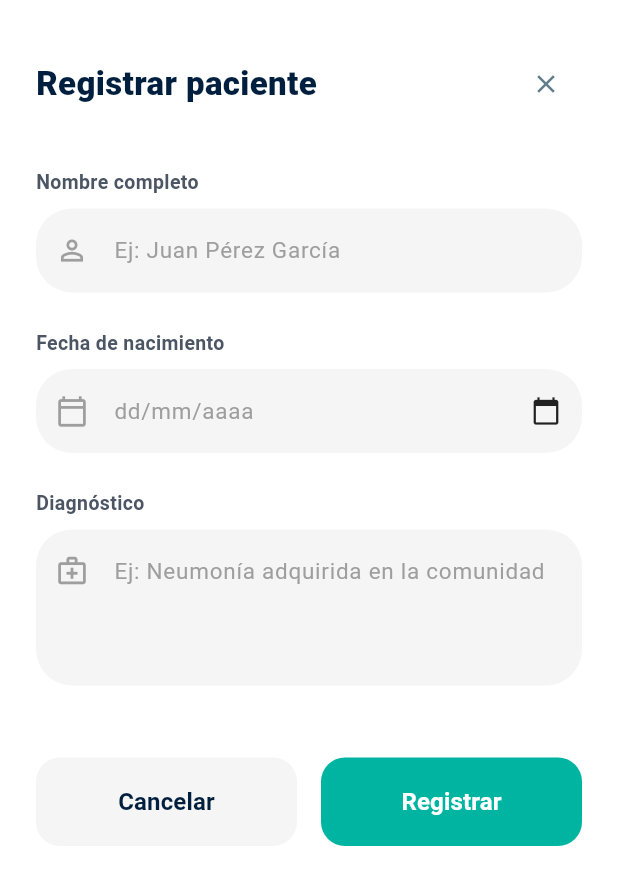
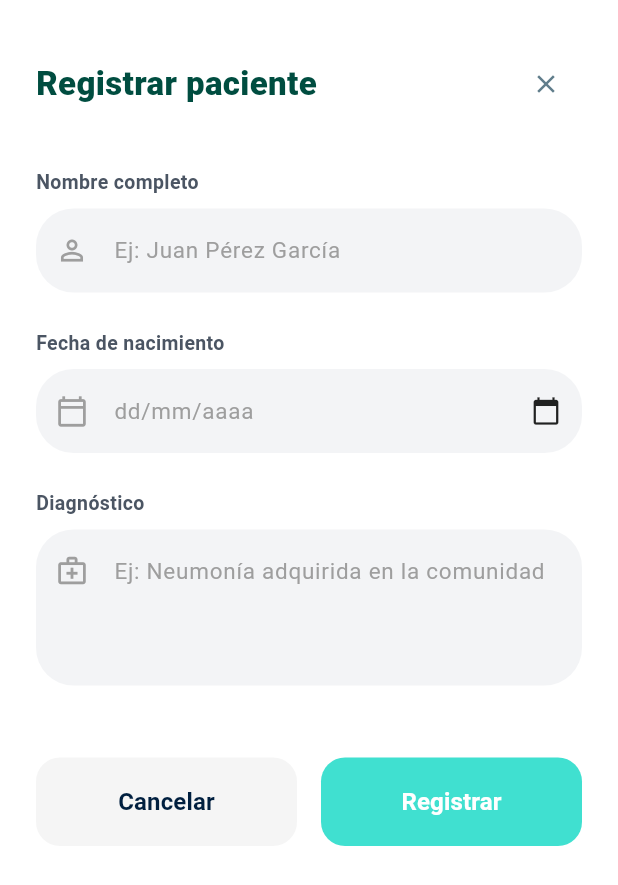
Before and after one commit to danielibarra182-afk/nursestation-, a Flutter app: the AgregarPacienteScreen screen opened directly, on a phone screen of 412 x 824 dp. Shown: the top 885 px of the screen. Run offline on Flutter 3.47's test engine with Material 3 defaults, Android fonts, the phone set to English and light mode, and no system bars; our stand-ins replace audioplayers, hive, hive_flutter, vibration; accounts and stored records are empty.

Commit message:
kardex pantalla detalle

```diff
--- a/lib/features/kardex/screen/agregar_paciente_screen.dart
+++ b/lib/features/kardex/screens/agregar_paciente_screen.dart
@@ -1,6 +1,8 @@
 import 'package:flutter/material.dart';
 import 'package:hive_flutter/hive_flutter.dart';
 import '../../../models/patient_model.dart';
+import '../widgets/custom_kardex_input.dart';
+import '../widgets/kardex_style.dart';
 
 class AgregarPacienteScreen extends StatefulWidget {
   const AgregarPacienteScreen({super.key});
@@ -35,7 +37,7 @@ class _AgregarPacienteScreenState extends State<AgregarPacienteScreen> {
         return Theme(
           data: Theme.of(context).copyWith(
             colorScheme: const ColorScheme.light(
-              primary: Color(0xFF10B981), // Cabecera verde esmeralda
+              primary: KardexStyle.verdeMedico, // Cabecera verde esmeralda
               onPrimary: Colors.white,
               onSurface: Colors.black87,
             ),
@@ -94,7 +96,7 @@ class _AgregarPacienteScreenState extends State<AgregarPacienteScreen> {
         ScaffoldMessenger.of(context).showSnackBar(
           SnackBar(
             content: Text('Paciente registrado. Edad calculada: $_edadCalculada años.'),
-            backgroundColor: const Color(0xFF10B981),
+            backgroundColor: KardexStyle.verdeMedico,
           ),
         );
       }
@@ -103,9 +105,6 @@ class _AgregarPacienteScreenState extends State<AgregarPacienteScreen> {
 
   @override
   Widget build(BuildContext context) {
-    const Color esmeralda = Color(0xFF10B981); // Acorde a sus especificaciones
-    const Color tealBoton = Color(0xFF00B4A2); // El teal del boton de la imagen
-
     return Scaffold(
       backgroundColor: Colors.white,
       body: SafeArea(
@@ -125,7 +124,7 @@ class _AgregarPacienteScreenState extends State<AgregarPacienteScreen> {
                       style: TextStyle(
                         fontSize: 22,
                         fontWeight: FontWeight.w900,
-                        color: Color(0xFF001F3F), // Texto oscuro
+                        color: KardexStyle.verdeOscuroCabecera, // Texto oscuro
                       ),
                     ),
                     IconButton(
@@ -137,70 +136,35 @@ class _AgregarPacienteScreenState extends State<AgregarPacienteScreen> {
                 const SizedBox(height: 32),
 
                 // --- Campo: Nombre Completo ---
-                _buildFieldLabel('Nombre completo'),
-                const SizedBox(height: 8),
-                TextFormField(
+                CustomKardexInput(
+                  label: 'Nombre completo',
+                  hintText: 'Ej: Juan Pérez García',
+                  icon: Icons.person_outline,
                   controller: _nombreController,
-                  validator: (value) => value!.isEmpty ? 'Campo requerido' : null,
-                  decoration: _inputDecoration(
-                    hint: 'Ej: Juan Pérez García',
-                    icon: Icons.person_outline,
-                  ),
                 ),
                 const SizedBox(height: 24),
 
                 // --- Campo: Fecha de Nacimiento ---
-                _buildFieldLabel('Fecha de nacimiento'),
-                const SizedBox(height: 8),
-                GestureDetector(
+                CustomKardexInput(
+                  label: 'Fecha de nacimiento',
+                  hintText: _fechaNacimiento != null
+                      ? _formatearFecha(_fechaNacimiento!)
+                      : 'dd/mm/aaaa',
+                  hintColor: _fechaNacimiento != null ? Colors.black87 : null,
+                  icon: Icons.calendar_today_outlined,
+                  readOnly: true,
                   onTap: () => _selectDate(context),
-                  child: AbsorbPointer( // Absorbe toques para no abrir teclado
-                    child: TextFormField(
-                      decoration: InputDecoration(
-                        hintText: _fechaNacimiento != null
-                            ? _formatearFecha(_fechaNacimiento!)
-                            : 'dd/mm/aaaa',
-                        hintStyle: TextStyle(
-                          color: _fechaNacimiento != null ? Colors.black87 : Colors.grey[500],
-                          fontSize: 15,
-                        ),
-                        prefixIcon: Icon(Icons.calendar_today_outlined, color: Colors.grey[500], size: 22),
-                        suffixIcon: const Icon(Icons.calendar_today, color: Colors.black87, size: 20),
-                        border: OutlineInputBorder(
-                          borderRadius: BorderRadius.circular(24),
-                          borderSide: BorderSide.none,
-                        ),
-                        filled: true,
-                        fillColor: Colors.grey[100],
-                        contentPadding: const EdgeInsets.symmetric(horizontal: 20, vertical: 16),
-                      ),
-                    ),
-                  ),
+                  suffixIcon: const Icon(Icons.calendar_today, color: Colors.black87, size: 20),
                 ),
                 const SizedBox(height: 24),
 
                 // --- Campo: Diagnóstico Médico ---
-                _buildFieldLabel('Diagnóstico'),
-                const SizedBox(height: 8),
-                TextFormField(
+                CustomKardexInput(
+                  label: 'Diagnóstico',
+                  hintText: 'Ej: Neumonía adquirida en la comunidad',
+                  icon: Icons.medical_services_outlined,
                   controller: _diagnosticoController,
                   maxLines: 3,
-                  validator: (value) => value!.isEmpty ? 'Campo requerido' : null,
-                  decoration: InputDecoration(
-                    hintText: 'Ej: Neumonía adquirida en la comunidad',
-                    hintStyle: TextStyle(color: Colors.grey[500], fontSize: 15),
-                    prefixIcon: Padding(
-                      padding: const EdgeInsets.only(bottom: 50.0), // Alinear icono arriba
-                      child: Icon(Icons.medical_services_outlined, color: Colors.grey[500], size: 22),
-                    ),
-                    border: OutlineInputBorder(
-                      borderRadius: BorderRadius.circular(24),
-                      borderSide: BorderSide.none,
-                    ),
-                    filled: true,
-                    fillColor: Colors.grey[100],
-                    contentPadding: const EdgeInsets.symmetric(horizontal: 20, vertical: 16),
-                  ),
                 ),
                 const SizedBox(height: 48),
 
@@ -227,7 +191,7 @@ class _AgregarPacienteScreenState extends State<AgregarPacienteScreen> {
                       child: ElevatedButton(
                         onPressed: _guardarPaciente,
                         style: ElevatedButton.styleFrom(
-                          backgroundColor: tealBoton, // Esmeralda
+                          backgroundColor: KardexStyle.turquesa, // Turquesa
                           padding: const EdgeInsets.symmetric(vertical: 18),
                           elevation: 0,
                           shape: RoundedRectangleBorder(
@@ -247,30 +211,4 @@ class _AgregarPacienteScreenState extends State<AgregarPacienteScreen> {
       ),
     );
   }
-
-  Widget _buildFieldLabel(String text) {
-    return Text(
-      text,
-      style: const TextStyle(
-        fontSize: 13,
-        color: Color(0xFF4B5563), // Gris neutro
-        fontWeight: FontWeight.w600,
-      ),
-    );
-  }
-
-  InputDecoration _inputDecoration({required String hint, required IconData icon}) {
-    return InputDecoration(
-      hintText: hint,
-      hintStyle: TextStyle(color: Colors.grey[500], fontSize: 15),
-      prefixIcon: Icon(icon, color: Colors.grey[500], size: 22),
-      border: OutlineInputBorder(
-        borderRadius: BorderRadius.circular(24),
-        borderSide: BorderSide.none,
-      ),
-      filled: true,
-      fillColor: Colors.grey[100], // Fondo gris claro sin línea
-      contentPadding: const EdgeInsets.symmetric(horizontal: 20, vertical: 16),
-    );
-  }
 }
--- /dev/null
+++ b/lib/features/kardex/widgets/custom_kardex_input.dart
@@ -0,0 +1,80 @@
+import 'package:flutter/material.dart';
+import 'kardex_style.dart';
+
+class CustomKardexInput extends StatelessWidget {
+  final IconData icon;
+  final String label;
+  final String? hintText;
+  final TextEditingController? controller;
+  final int maxLines;
+  final bool readOnly;
+  final VoidCallback? onTap;
+  final Widget? suffixIcon;
+  final Color? hintColor;
+  final String? Function(String?)? validator;
+
+  const CustomKardexInput({
+    super.key,
+    required this.icon,
+    required this.label,
+    this.hintText,
+    this.controller,
+    this.maxLines = 1,
+    this.readOnly = false,
+    this.onTap,
+    this.suffixIcon,
+    this.hintColor,
+    this.validator,
+  });
+
+  @override
+  Widget build(BuildContext context) {
+    return Column(
+      crossAxisAlignment: CrossAxisAlignment.start,
+      children: [
+        Text(
+          label,
+          style: const TextStyle(
+            fontSize: 13,
+            color: Color(0xFF4B5563),
+            fontWeight: FontWeight.w600,
+          ),
+        ),
+        const SizedBox(height: 8),
+        TextFormField(
+          controller: controller,
+          maxLines: maxLines,
+          readOnly: readOnly,
+          onTap: onTap,
+          validator: validator ?? (value) {
+            if (!readOnly && (value == null || value.trim().isEmpty)) {
+              return 'Campo requerido';
+            }
+            return null;
+          },
+          decoration: InputDecoration(
+            hintText: hintText ?? 'Ej: $label',
+            hintStyle: TextStyle(
+              color: hintColor ?? Colors.grey[500],
+              fontSize: 15,
+            ),
+            prefixIcon: Padding(
+              padding: maxLines > 1
+                  ? const EdgeInsets.only(bottom: 50.0)
+                  : EdgeInsets.zero,
+              child: Icon(icon, color: Colors.grey[500], size: 22),
+            ),
+            suffixIcon: suffixIcon,
+            border: OutlineInputBorder(
+              borderRadius: BorderRadius.circular(25),
+              borderSide: BorderSide.none,
+            ),
+            filled: true,
+            fillColor: KardexStyle.grisCampo,
+            contentPadding: const EdgeInsets.symmetric(horizontal: 20, vertical: 16),
+          ),
+        ),
+      ],
+    );
+  }
+}
--- /dev/null
+++ b/lib/features/kardex/widgets/kardex_style.dart
@@ -0,0 +1,8 @@
+import 'package:flutter/material.dart';
+
+class KardexStyle {
+  static const Color verdeMedico = Color(0xFF10B981);
+  static const Color verdeOscuroCabecera = Color(0xFF004D40);
+  static const Color grisCampo = Color(0xFFF3F4F6);
+  static const Color turquesa = Color(0xFF40E0D0);
+}
--- a/lib/screens/inicio_screen.dart
+++ b/lib/screens/inicio_screen.dart
@@ -2,8 +2,8 @@ import 'package:flutter/material.dart';
 import '../widgets/quick_acces_card.dart';
 import '../widgets/top_icon.dart';
 import 'goteo_flujo/calculadora_maestra_screen.dart';
-import '../features/kardex/screen/agregar_paciente_screen.dart';
-import '../features/kardex/screen/kardex_principal_screen.dart';
+import '../features/kardex/screens/agregar_paciente_screen.dart';
+import '../features/kardex/screens/kardex_principal_screen.dart';
 
 class InicioScreen extends StatefulWidget {
   const InicioScreen({super.key});
```
Also changed, not shown: lib/features/kardex/screens/detalle_px_layout.dart (added, +335 -0 lines), lib/features/kardex/screens/kardex_principal_screen.dart (renamed from lib/features/kardex/screen/kardex_principal_screen.dart, +7 -1 lines), lib/features/kardex/screen/detalle_px_layout.dart (deleted).
